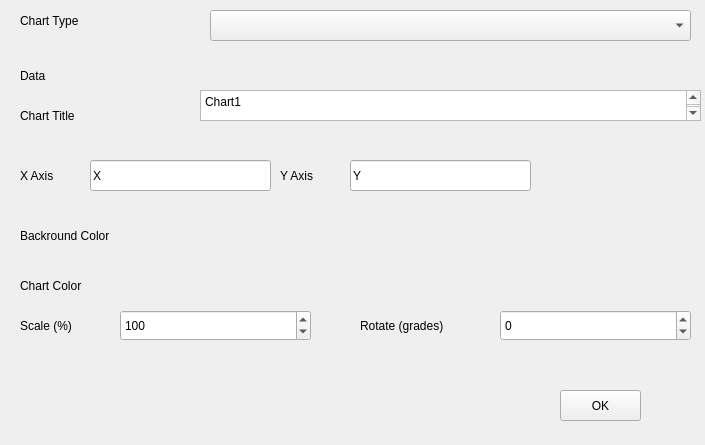
This is sources/formcharts.ui in jose94752/ClipEdit as Qt 5 draws it before an edit. The edited form follows.
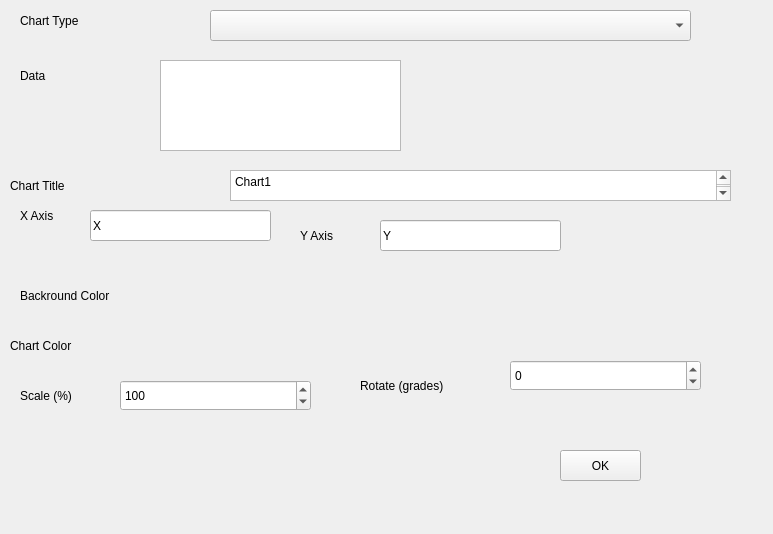
This is the edited form.

Patch:
```diff
--- a/sources/formcharts.ui
+++ b/sources/formcharts.ui
@@ -6,8 +6,8 @@
    <rect>
     <x>0</x>
     <y>0</y>
-    <width>705</width>
-    <height>445</height>
+    <width>773</width>
+    <height>534</height>
    </rect>
   </property>
   <property name="windowTitle">
@@ -52,8 +52,8 @@
   <widget class="QLabel" name="label_3">
    <property name="geometry">
     <rect>
-     <x>20</x>
-     <y>100</y>
+     <x>10</x>
+     <y>170</y>
      <width>191</width>
      <height>31</height>
     </rect>
@@ -65,8 +65,8 @@
   <widget class="QPlainTextEdit" name="qChartTitle">
    <property name="geometry">
     <rect>
-     <x>200</x>
-     <y>90</y>
+     <x>230</x>
+     <y>170</y>
      <width>501</width>
      <height>31</height>
     </rect>
@@ -80,7 +80,7 @@
    <property name="geometry">
     <rect>
      <x>90</x>
-     <y>160</y>
+     <y>210</y>
      <width>181</width>
      <height>31</height>
     </rect>
@@ -92,8 +92,8 @@
   <widget class="QLabel" name="label_5">
    <property name="geometry">
     <rect>
-     <x>280</x>
-     <y>160</y>
+     <x>300</x>
+     <y>220</y>
      <width>61</width>
      <height>31</height>
     </rect>
@@ -105,8 +105,8 @@
   <widget class="QLineEdit" name="qYAxis">
    <property name="geometry">
     <rect>
-     <x>350</x>
-     <y>160</y>
+     <x>380</x>
+     <y>220</y>
      <width>181</width>
      <height>31</height>
     </rect>
@@ -119,7 +119,7 @@
    <property name="geometry">
     <rect>
      <x>20</x>
-     <y>160</y>
+     <y>200</y>
      <width>61</width>
      <height>31</height>
     </rect>
@@ -132,7 +132,7 @@
    <property name="geometry">
     <rect>
      <x>20</x>
-     <y>220</y>
+     <y>280</y>
      <width>191</width>
      <height>31</height>
     </rect>
@@ -144,8 +144,8 @@
   <widget class="QLabel" name="label_7">
    <property name="geometry">
     <rect>
-     <x>20</x>
-     <y>270</y>
+     <x>10</x>
+     <y>330</y>
      <width>171</width>
      <height>31</height>
     </rect>
@@ -158,7 +158,7 @@
    <property name="geometry">
     <rect>
      <x>20</x>
-     <y>310</y>
+     <y>380</y>
      <width>91</width>
      <height>31</height>
     </rect>
@@ -171,7 +171,7 @@
    <property name="geometry">
     <rect>
      <x>120</x>
-     <y>310</y>
+     <y>380</y>
      <width>191</width>
      <height>31</height>
     </rect>
@@ -193,7 +193,7 @@
    <property name="geometry">
     <rect>
      <x>360</x>
-     <y>310</y>
+     <y>370</y>
      <width>121</width>
      <height>31</height>
     </rect>
@@ -205,8 +205,8 @@
   <widget class="QSpinBox" name="qScale_2">
    <property name="geometry">
     <rect>
-     <x>500</x>
-     <y>310</y>
+     <x>510</x>
+     <y>360</y>
      <width>191</width>
      <height>31</height>
     </rect>
@@ -228,7 +228,7 @@
    <property name="geometry">
     <rect>
      <x>560</x>
-     <y>390</y>
+     <y>450</y>
      <width>81</width>
      <height>31</height>
     </rect>
@@ -237,6 +237,16 @@
     <string>OK</string>
    </property>
   </widget>
+  <widget class="QTableView" name="tableView">
+   <property name="geometry">
+    <rect>
+     <x>160</x>
+     <y>60</y>
+     <width>241</width>
+     <height>91</height>
+    </rect>
+   </property>
+  </widget>
  </widget>
  <resources/>
  <connections/>
```
